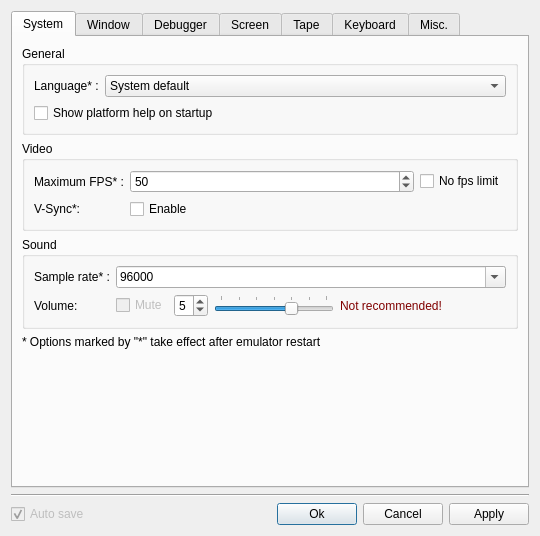
Old version of the form src/qt/qtSettingsDialog.ui in the repository vpyk/emu80v4.
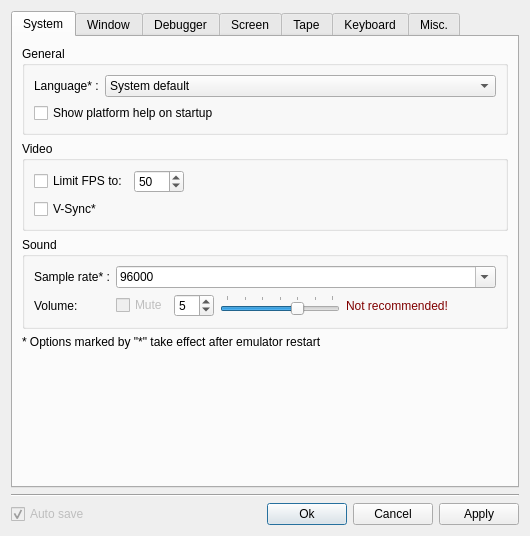
New version of the form. The open tabs and pages were chosen to show the change.

Commit message:
Rework of emulation main loop, support for real FPS on FreeSync monitors
Improve behavior when there is not enough CPU power for 100% emulation speed
and other improvements

What changed in the file:
```diff
--- a/src/qt/qtSettingsDialog.ui
+++ b/src/qt/qtSettingsDialog.ui
@@ -6,7 +6,7 @@
    <rect>
     <x>0</x>
     <y>0</y>
-    <width>540</width>
+    <width>530</width>
     <height>527</height>
    </rect>
   </property>
@@ -97,23 +97,41 @@
           <string>Video</string>
          </property>
          <layout class="QGridLayout" name="gridLayout">
-          <item row="0" column="0">
-           <widget class="QLabel" name="frLabel">
-            <property name="text">
-             <string>Maximum FPS* :</string>
-            </property>
-           </widget>
-          </item>
-          <item row="0" column="1">
-           <layout class="QHBoxLayout" name="horizontalLayout_2">
+          <item row="2" column="0" colspan="3">
+           <layout class="QHBoxLayout" name="horizontalLayout_14">
+            <item>
+             <widget class="QCheckBox" name="limitFpsCheckBox">
+              <property name="enabled">
+               <bool>true</bool>
+              </property>
+              <property name="sizePolicy">
+               <sizepolicy hsizetype="Maximum" vsizetype="Fixed">
+                <horstretch>0</horstretch>
+                <verstretch>0</verstretch>
+               </sizepolicy>
+              </property>
+              <property name="text">
+               <string>Limit FPS to:</string>
+              </property>
+             </widget>
+            </item>
             <item>
              <widget class="QSpinBox" name="fpsSpinBox">
+              <property name="enabled">
+               <bool>true</bool>
+              </property>
               <property name="sizePolicy">
-               <sizepolicy hsizetype="Expanding" vsizetype="Fixed">
+               <sizepolicy hsizetype="Minimum" vsizetype="Fixed">
                 <horstretch>0</horstretch>
                 <verstretch>0</verstretch>
                </sizepolicy>
               </property>
+              <property name="minimumSize">
+               <size>
+                <width>50</width>
+                <height>0</height>
+               </size>
+              </property>
               <property name="specialValueText">
                <string/>
               </property>
@@ -132,7 +150,27 @@
              </widget>
             </item>
             <item>
-             <widget class="QCheckBox" name="maxFpsCheckBox">
+             <spacer name="horizontalSpacer_14">
+              <property name="orientation">
+               <enum>Qt::Horizontal</enum>
+              </property>
+              <property name="sizeHint" stdset="0">
+               <size>
+                <width>40</width>
+                <height>20</height>
+               </size>
+              </property>
+             </spacer>
+            </item>
+           </layout>
+          </item>
+          <item row="6" column="0" colspan="3">
+           <layout class="QHBoxLayout" name="horizontalLayout_2">
+            <item>
+             <widget class="QCheckBox" name="vsyncCheckBox">
+              <property name="enabled">
+               <bool>true</bool>
+              </property>
               <property name="sizePolicy">
                <sizepolicy hsizetype="Maximum" vsizetype="Fixed">
                 <horstretch>0</horstretch>
@@ -140,35 +178,25 @@
                </sizepolicy>
               </property>
               <property name="text">
-               <string>No fps limit</string>
+               <string notr="true">V-Sync*</string>
               </property>
              </widget>
             </item>
+            <item>
+             <spacer name="horizontalSpacer_15">
+              <property name="orientation">
+               <enum>Qt::Horizontal</enum>
+              </property>
+              <property name="sizeHint" stdset="0">
+               <size>
+                <width>40</width>
+                <height>20</height>
+               </size>
+              </property>
+             </spacer>
+            </item>
            </layout>
           </item>
-          <item row="1" column="0">
-           <widget class="QLabel" name="label">
-            <property name="text">
-             <string notr="true">V-Sync*:</string>
-            </property>
-           </widget>
-          </item>
-          <item row="1" column="1">
-           <widget class="QCheckBox" name="vsyncCheckBox">
-            <property name="enabled">
-             <bool>true</bool>
-            </property>
-            <property name="sizePolicy">
-             <sizepolicy hsizetype="Maximum" vsizetype="Fixed">
-              <horstretch>0</horstretch>
-              <verstretch>0</verstretch>
-             </sizepolicy>
-            </property>
-            <property name="text">
-             <string>Enable</string>
-            </property>
-           </widget>
-          </item>
          </layout>
         </widget>
        </item>
@@ -260,6 +288,12 @@
             </item>
             <item>
              <widget class="QSpinBox" name="volumeSpinBox">
+              <property name="minimumSize">
+               <size>
+                <width>40</width>
+                <height>0</height>
+               </size>
+              </property>
               <property name="minimum">
                <number>1</number>
               </property>
@@ -360,10 +394,13 @@
          <property name="orientation">
           <enum>Qt::Vertical</enum>
          </property>
+         <property name="sizeType">
+          <enum>QSizePolicy::Expanding</enum>
+         </property>
          <property name="sizeHint" stdset="0">
           <size>
            <width>286</width>
-           <height>83</height>
+           <height>60</height>
           </size>
          </property>
         </spacer>
```
Left out of the diff: 11 changed lines with no effect on the pictures. The commit also changes 39 other files.
